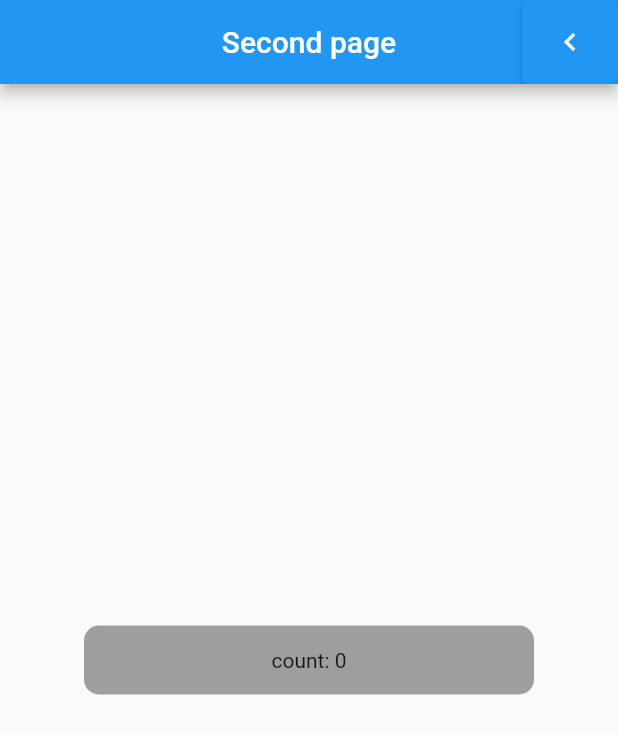
After one commit to Yrysbaev/src, a Flutter app: the screen it shows after launch, after a tap on the "exposure minus 1" icon, after a tap on the "plus one" icon, after a tap on the "navigate next" icon, on a phone screen of 412 x 824 dp. The commit adds this screen. Shown: the top 734 px of the screen. Run offline on Flutter 3.47's test engine with Material 2 defaults, Android fonts, the phone set to English and light mode, and no system bars.

Commit message:
The first and second exercises are ready

```diff
--- /dev/null
+++ b/lib/FirstPage.dart
@@ -0,0 +1,84 @@
+import 'package:flutter/material.dart';
+import 'SecondPage.dart';
+import 'my_globals.dart' as global;
+import 'my_globals.dart';
+
+class MyApp extends StatefulWidget{
+  const MyApp({super.key});
+
+
+  @override
+  State<StatefulWidget> createState() {
+    return MyAppState();
+  }
+}
+
+class MyAppState extends State<MyApp>{
+  @override
+
+
+  Widget build(BuildContext context) {
+
+    return Scaffold(
+        appBar: AppBar(
+          centerTitle: true,
+          title: Text('First Page'),
+          actions: [
+            IconButton(
+              icon: Icon(Icons.navigate_next_sharp),
+              onPressed: (){
+                Navigator.push(
+                    context,
+                    MaterialPageRoute(builder: (context) => SecondPage())
+                );
+              },
+            )
+          ],
+        ),
+        body: Row(
+          mainAxisAlignment: MainAxisAlignment.center,
+          children: [
+            Column(
+              mainAxisAlignment: MainAxisAlignment.center,
+              children: [
+                Container(
+                    width: 300,
+                    padding: EdgeInsets.only(left: 25, top: 15, right: 25,bottom: 15),
+                    decoration: BoxDecoration(
+                        color: Colors.grey,
+                        borderRadius: BorderRadius.circular(10)
+                    ),
+                    child: Center(
+                      child: Text('Count: $globalcounter'),
+                    ) //BoxDecora
+                ),
+                Row(
+                  children: [
+                    Container(
+                      padding: EdgeInsets.only(right: 5,top: 30),
+                      child: ElevatedButton(
+                        onPressed: (){setState(() {
+                          globalcounter--;
+                        });},
+                        child: Icon(Icons.exposure_minus_1),
+                      ),
+                    ),
+                    Container(
+                      padding: EdgeInsets.only(left: 5, top: 30),
+                      child: ElevatedButton(
+                        onPressed: (){setState(() {
+                          globalcounter++;
+                        });},
+                        child: const Icon(Icons.plus_one),
+                      ),    //BoxDec
+                    )
+                  ],
+                )
+              ],
+            ),
+          ],
+        )
+    );
+
+  }
+}
--- /dev/null
+++ b/lib/SecondPage.dart
@@ -0,0 +1,46 @@
+import 'package:flutter/material.dart';
+import 'FirstPage.dart';
+import 'my_globals.dart';
+
+class SecondPage extends StatelessWidget {
+
+  @override
+  Widget build(BuildContext context) {
+    return MaterialApp(
+      home: Scaffold(
+        appBar: AppBar(
+          centerTitle: true,
+          title: Text('Second page'),
+          actions: [
+            ElevatedButton(
+                onPressed: (){
+                  Navigator.pop(context);
+                },
+                child: Icon(Icons.navigate_before))
+          ],
+        ),
+          body: Row(
+            mainAxisAlignment: MainAxisAlignment.center,
+            children: [
+              Column(
+                mainAxisAlignment: MainAxisAlignment.center,
+                children: [
+                  Container(
+                      width: 300,
+                      padding: EdgeInsets.only(left: 25, top: 15, right: 25,bottom: 15),
+                      decoration: BoxDecoration(
+                          color: Colors.grey,
+                          borderRadius: BorderRadius.circular(10)
+                      ),
+                      child: Center(
+                        child: Text('count: $globalcounter'),
+                      ) //BoxDecora
+                  ),
+                ],
+              ),
+            ],
+          )
+      ),
+    );
+  }
+}
--- /dev/null
+++ b/lib/my_globals.dart
@@ -0,0 +1,3 @@
+library globals;
+
+int globalcounter = 0;
```
Also changed, not shown: lib/main.dart (+2 -80 lines).
